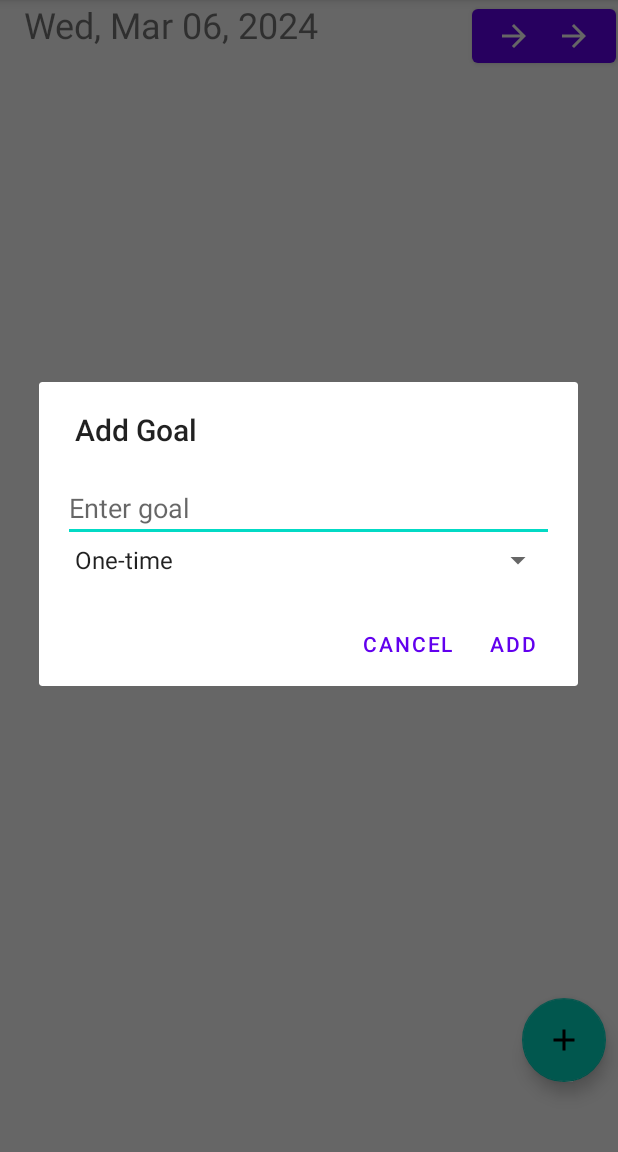
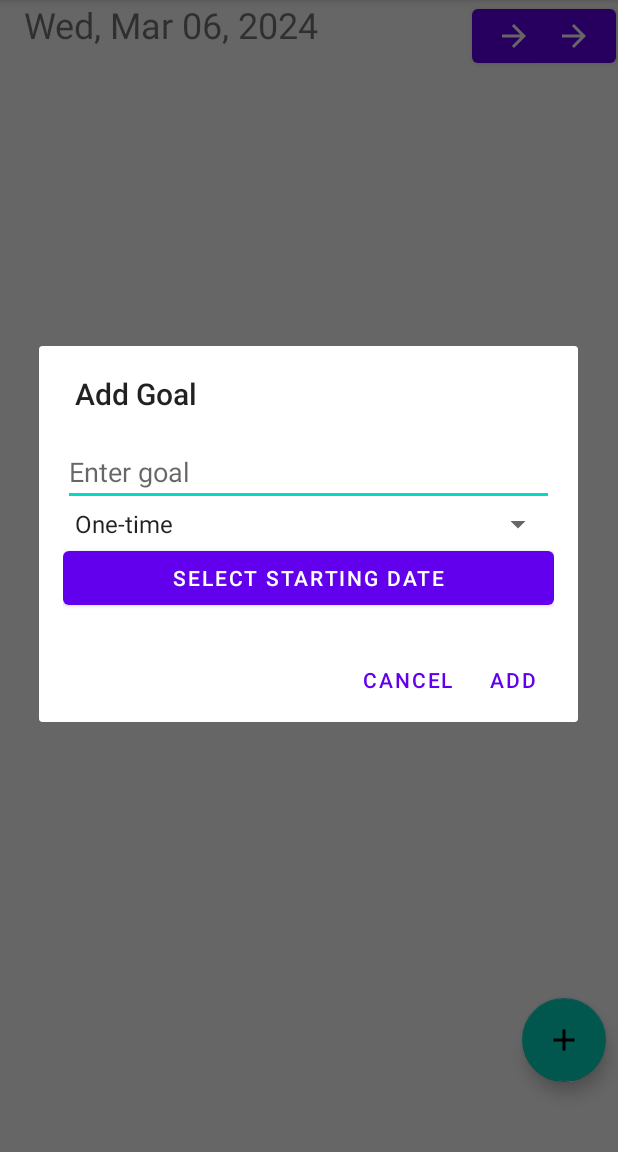
Before and after one commit to CSE-110-Winter-2024/project-team-21, an Android app: the screen it shows after launch (MainActivity), after a tap on an icon or button, on a phone screen of 412 x 824 dp, the part 84-1236 px from its top. Run offline under Robolectric (Android 15) with nearby library versions, the phone set to English and light mode, and no system bars; our stand-ins replace Room's generated code; 1 other tap on this screen came first.

Commit message:
Recurring Date UI implementation (no database connection yet)

```diff
--- a/app/src/main/java/edu/ucsd/cse110/successorator/MainActivity.java
+++ b/app/src/main/java/edu/ucsd/cse110/successorator/MainActivity.java
@@ -1,11 +1,14 @@
 package edu.ucsd.cse110.successorator;
 
+import android.app.DatePickerDialog;
 import android.os.Bundle;
 import androidx.appcompat.app.AppCompatActivity;
 import androidx.lifecycle.Observer;
 import androidx.recyclerview.widget.LinearLayoutManager;
 import androidx.recyclerview.widget.RecyclerView;
 import androidx.room.Room;
+
+import android.view.LayoutInflater;
 import android.view.View;
 import android.widget.ArrayAdapter;
 import android.widget.Button;
@@ -130,33 +133,61 @@ public class MainActivity extends AppCompatActivity {
         AlertDialog.Builder builder = new AlertDialog.Builder(this);
         builder.setTitle("Add Goal");
 
-        // Inflate a custom layout with EditText and Spinner
-        View customView = getLayoutInflater().inflate(R.layout.dialog_add_goal, null);
-        final EditText input = customView.findViewById(R.id.edit_text_goal_id);
-        final Spinner frequencySpinner = customView.findViewById(R.id.frequency_spinner);
+        // Inflate the custom layout
+        LayoutInflater inflater = this.getLayoutInflater();
+        View dialogView = inflater.inflate(R.layout.dialog_add_goal, null);
 
-        // Set up the spinner with the frequency options
+        final EditText editTextGoal = dialogView.findViewById(R.id.edit_text_goal_id);
+        final Spinner frequencySpinner = dialogView.findViewById(R.id.frequency_spinner);
+        final Button selectStartDateButton = dialogView.findViewById(R.id.button_select_start_date);
+
+        // Setup the spinner with frequencies
         ArrayAdapter<CharSequence> adapter = ArrayAdapter.createFromResource(this,
                 R.array.goal_frequencies, android.R.layout.simple_spinner_item);
         adapter.setDropDownViewResource(android.R.layout.simple_spinner_dropdown_item);
         frequencySpinner.setAdapter(adapter);
 
-        builder.setView(customView);
+        final Calendar calendar = Calendar.getInstance();
+        final SimpleDateFormat sdf = new SimpleDateFormat("MMM dd, yyyy", Locale.US);
+        // Initially set the button text to "Select Starting Date"
+        selectStartDateButton.setText("Select Starting Date");
 
-        // Set up the buttons
-        builder.setPositiveButton("Add", new DialogInterface.OnClickListener() {
-            @Override
-            public void onClick(DialogInterface dialog, int which) {
-                final String goalText = input.getText().toString().trim();
-                final String frequency = frequencySpinner.getSelectedItem().toString();
+        // DatePickerDialog logic
+        DatePickerDialog.OnDateSetListener date = (view, year, monthOfYear, dayOfMonth) -> {
+            calendar.set(Calendar.YEAR, year);
+            calendar.set(Calendar.MONTH, monthOfYear);
+            calendar.set(Calendar.DAY_OF_MONTH, dayOfMonth);
+            // Update the button text with the selected date
+            selectStartDateButton.setText(sdf.format(calendar.getTime()));
+        };
 
-                // Insert your logic to handle the new goal with its frequency here
+        selectStartDateButton.setOnClickListener(view -> new DatePickerDialog(MainActivity.this, date,
+                calendar.get(Calendar.YEAR), calendar.get(Calendar.MONTH),
+                calendar.get(Calendar.DAY_OF_MONTH)).show());
+
+        builder.setView(dialogView);
+
+        // Handle the "Add" button
+        builder.setPositiveButton("Add", (dialog, which) -> {
+            final String goalText = editTextGoal.getText().toString().trim();
+            final String frequency = frequencySpinner.getSelectedItem().toString();
+            final long startDate = calendar.getTimeInMillis(); // Get the start date in millis
+
+            GoalEntity findSameGoal = goalDao.findByGoalText(goalText);
+            if (!TextUtils.isEmpty(goalText) && findSameGoal == null) {
+                new Thread(() -> goalDao.insert(new GoalEntity(goalText, false))).start();
+            } else if (findSameGoal != null) {
+                runOnUiThread(() -> Toast.makeText(MainActivity.this, "You already have this goal added.", Toast.LENGTH_SHORT).show());
+            } else {
+                runOnUiThread(() -> Toast.makeText(MainActivity.this, "Please enter a goal", Toast.LENGTH_SHORT).show());
             }
         });
 
         builder.setNegativeButton("Cancel", (dialog, which) -> dialog.cancel());
         builder.show();
     }
+
+
 
 
     private void updateNoGoalsVisibility() {
--- a/app/src/main/res/layout/dialog_add_goal.xml
+++ b/app/src/main/res/layout/dialog_add_goal.xml
@@ -16,4 +16,13 @@
         android:id="@+id/frequency_spinner"
         android:layout_width="match_parent"
         android:layout_height="wrap_content" />
+
+
+
+    <Button
+        android:id="@+id/button_select_start_date"
+        android:layout_width="match_parent"
+        android:layout_height="wrap_content"
+        android:text="Starting: Select Start Date" />
+
 </LinearLayout>
```
